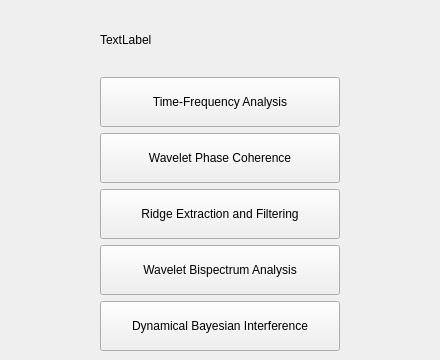
This is res/layout/window_launcher.ui in luphysics/PyMODA as Qt 5 draws it before an edit. The edited form follows.
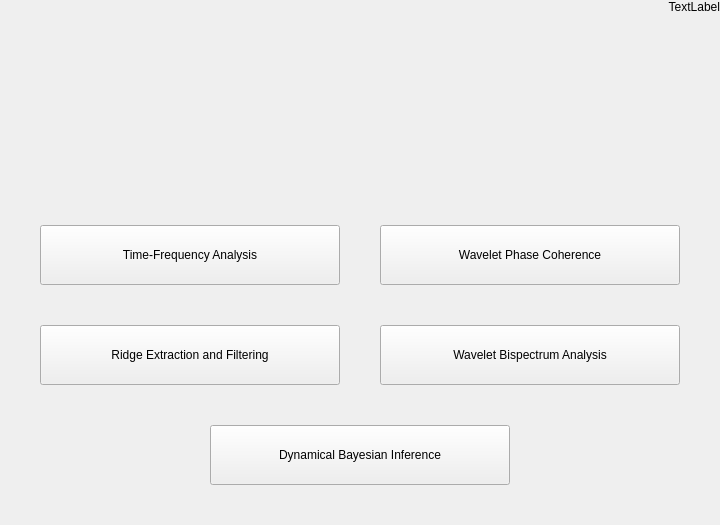
This is the edited form.

Commit message: Improve Launcher UI; now much more similar to MODA

What changed in the file:
```diff
--- a/res/layout/window_launcher.ui
+++ b/res/layout/window_launcher.ui
@@ -6,8 +6,8 @@
    <rect>
     <x>0</x>
     <y>0</y>
-    <width>440</width>
-    <height>360</height>
+    <width>695</width>
+    <height>525</height>
    </rect>
   </property>
   <property name="windowTitle">
@@ -15,19 +15,43 @@
   </property>
   <widget class="QWidget" name="centralwidget">
    <layout class="QVBoxLayout" name="verticalLayout_2">
+    <property name="spacing">
+     <number>40</number>
+    </property>
     <property name="leftMargin">
-     <number>100</number>
+     <number>0</number>
+    </property>
+    <property name="topMargin">
+     <number>0</number>
     </property>
     <property name="rightMargin">
-     <number>100</number>
+     <number>0</number>
+    </property>
+    <property name="bottomMargin">
+     <number>0</number>
     </property>
     <item>
      <layout class="QHBoxLayout" name="horizontalLayout" stretch="0">
+      <property name="spacing">
+       <number>100</number>
+      </property>
       <item>
        <widget class="QLabel" name="lbl_physics">
+        <property name="sizePolicy">
+         <sizepolicy hsizetype="Preferred" vsizetype="Preferred">
+          <horstretch>0</horstretch>
+          <verstretch>0</verstretch>
+         </sizepolicy>
+        </property>
         <property name="text">
          <string>TextLabel</string>
         </property>
+        <property name="alignment">
+         <set>Qt::AlignRight|Qt::AlignTop|Qt::AlignTrailing</set>
+        </property>
+        <property name="margin">
+         <number>50</number>
+        </property>
        </widget>
       </item>
      </layout>
@@ -35,11 +59,31 @@
     <item>
      <layout class="QVBoxLayout" name="verticalLayout">
       <item>
+       <layout class="QHBoxLayout" name="horizontalLayout_5">
+        <property name="leftMargin">
+         <number>40</number>
+        </property>
+        <property name="rightMargin">
+         <number>40</number>
+        </property>
+        <item>
        <widget class="QPushButton" name="btn_time_freq">
         <property name="minimumSize">
          <size>
-          <width>100</width>
-          <height>50</height>
+            <width>300</width>
+            <height>60</height>
+           </size>
+          </property>
+          <property name="maximumSize">
+           <size>
+            <width>300</width>
+            <height>16777215</height>
+           </size>
+          </property>
+          <property name="baseSize">
+           <size>
+            <width>0</width>
+            <height>0</height>
          </size>
         </property>
         <property name="text">
@@ -51,8 +95,20 @@
        <widget class="QPushButton" name="btn_wavelet_phase">
         <property name="minimumSize">
          <size>
-          <width>100</width>
-          <height>50</height>
+            <width>300</width>
+            <height>60</height>
+           </size>
+          </property>
+          <property name="maximumSize">
+           <size>
+            <width>300</width>
+            <height>16777215</height>
+           </size>
+          </property>
+          <property name="baseSize">
+           <size>
+            <width>0</width>
+            <height>0</height>
          </size>
         </property>
         <property name="text">
@@ -60,12 +116,34 @@
         </property>
        </widget>
       </item>
+       </layout>
+      </item>
+      <item>
+       <layout class="QHBoxLayout" name="horizontalLayout_3">
+        <property name="leftMargin">
+         <number>40</number>
+        </property>
+        <property name="rightMargin">
+         <number>40</number>
+        </property>
       <item>
        <widget class="QPushButton" name="btn_ridge_extraction">
         <property name="minimumSize">
          <size>
-          <width>100</width>
-          <height>50</height>
+            <width>300</width>
+            <height>60</height>
+           </size>
+          </property>
+          <property name="maximumSize">
+           <size>
+            <width>300</width>
+            <height>16777215</height>
+           </size>
+          </property>
+          <property name="baseSize">
+           <size>
+            <width>0</width>
+            <height>0</height>
          </size>
         </property>
         <property name="text">
@@ -77,8 +155,20 @@
        <widget class="QPushButton" name="btn_wavlet_bispectrum">
         <property name="minimumSize">
          <size>
-          <width>100</width>
-          <height>50</height>
+            <width>300</width>
+            <height>60</height>
+           </size>
+          </property>
+          <property name="maximumSize">
+           <size>
+            <width>300</width>
+            <height>16777215</height>
+           </size>
+          </property>
+          <property name="baseSize">
+           <size>
+            <width>0</width>
+            <height>0</height>
          </size>
         </property>
         <property name="text">
@@ -86,18 +176,45 @@
         </property>
        </widget>
       </item>
+       </layout>
+      </item>
+      <item>
+       <layout class="QHBoxLayout" name="horizontalLayout_2">
+        <property name="leftMargin">
+         <number>40</number>
+        </property>
+        <property name="rightMargin">
+         <number>40</number>
+        </property>
+        <property name="bottomMargin">
+         <number>40</number>
+        </property>
       <item>
        <widget class="QPushButton" name="btn_dynamical_bayesian">
         <property name="minimumSize">
          <size>
-          <width>100</width>
-          <height>50</height>
+            <width>300</width>
+            <height>60</height>
+           </size>
+          </property>
+          <property name="maximumSize">
+           <size>
+            <width>300</width>
+            <height>16777215</height>
+           </size>
+          </property>
+          <property name="baseSize">
+           <size>
+            <width>0</width>
+            <height>0</height>
          </size>
         </property>
         <property name="text">
-         <string>Dynamical Bayesian Interference</string>
-        </property>
-       </widget>
+           <string>Dynamical Bayesian Inference</string>
+          </property>
+         </widget>
+        </item>
+       </layout>
       </item>
      </layout>
     </item>
```
Lines whose indentation alone changed are shown as unchanged. The commit also changes 1 other file.
